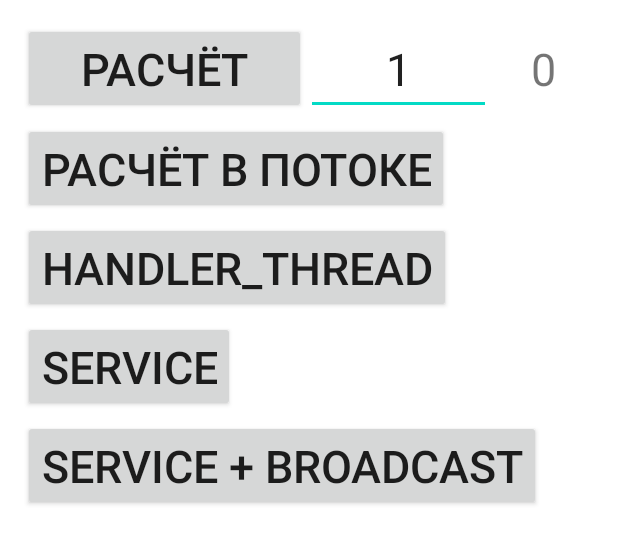
After one commit to danilfs/WeatherApp, an Android app: the layout fragment_thread.xml on its own in the app's theme, with its tools: preview values and no code run, on a phone screen of 412 x 824 dp. The commit adds this screen. Shown: the top 544 px of the screen. Run offline under Robolectric (Android 15) with nearby library versions, the phone set to English and light mode, and no system bars.

Commit message:
Lesson 6 Without FragmentThreadBinding

```diff
--- a/app/src/main/AndroidManifest.xml
+++ b/app/src/main/AndroidManifest.xml
@@ -20,6 +20,12 @@
                 <category android:name="android.intent.category.LAUNCHER" />
             </intent-filter>
         </activity>
+        <receiver android:name=".expiriment.MainBroadCastReceiver"
+            android:exported="true">
+            <intent-filter>
+                <action android:name="android.intent.action.LOCALE_CHANGED" />
+            </intent-filter>
+        </receiver>
     </application>
 
 </manifest>
--- /dev/null
+++ b/app/src/main/res/layout/fragment_thread.xml
@@ -0,0 +1,82 @@
+<?xml version="1.0" encoding="utf-8"?>
+<ScrollView xmlns:android="http://schemas.android.com/apk/res/android"
+    xmlns:tools="http://schemas.android.com/tools"
+    android:layout_width="match_parent"
+    android:layout_height="match_parent">
+
+    <LinearLayout
+        android:id="@+id/mainContainer"
+        android:layout_width="match_parent"
+        android:layout_height="wrap_content"
+        android:orientation="vertical"
+        android:padding="@dimen/margin_15_dp">
+
+        <LinearLayout
+            android:layout_width="match_parent"
+            android:layout_height="wrap_content"
+            android:orientation="horizontal">
+
+            <androidx.appcompat.widget.AppCompatButton
+                android:id="@+id/button"
+                android:layout_width="wrap_content"
+                android:layout_height="wrap_content"
+                android:layout_weight="1"
+                android:text="@string/calculate"
+                android:textSize="@dimen/feels_like_text_size" />
+
+            <androidx.appcompat.widget.AppCompatEditText
+                android:id="@+id/editText"
+                android:layout_width="wrap_content"
+                android:layout_height="wrap_content"
+                android:layout_weight="1"
+                android:ems="2"
+                android:gravity="center_horizontal"
+                android:inputType="number"
+                android:text="@string/default_number"
+                android:textSize="@dimen/feels_like_text_size" />
+
+            <androidx.appcompat.widget.AppCompatTextView
+                android:id="@+id/textView"
+                android:layout_width="wrap_content"
+                android:layout_height="wrap_content"
+                android:layout_weight="1"
+                android:gravity="center_horizontal"
+                android:textSize="@dimen/feels_like_text_size"
+                tools:text="0" />
+        </LinearLayout>
+
+        <androidx.appcompat.widget.AppCompatButton
+            android:id="@+id/calcThreadBtn"
+            android:layout_width="wrap_content"
+            android:layout_height="wrap_content"
+            android:layout_marginTop="@dimen/margin_5_dp"
+            android:text="@string/calc_in_thread"
+            android:textSize="@dimen/feels_like_text_size" />
+
+        <androidx.appcompat.widget.AppCompatButton
+            android:id="@+id/calcThreadHandler"
+            android:layout_width="wrap_content"
+            android:layout_height="wrap_content"
+            android:layout_marginTop="@dimen/margin_5_dp"
+            android:text="@string/handler_thread"
+            android:textSize="@dimen/feels_like_text_size" />
+
+        <androidx.appcompat.widget.AppCompatButton
+            android:id="@+id/serviceButton"
+            android:layout_width="wrap_content"
+            android:layout_height="wrap_content"
+            android:layout_marginTop="@dimen/margin_5_dp"
+            android:text="@string/service"
+            android:textSize="@dimen/feels_like_text_size" />
+
+        <androidx.appcompat.widget.AppCompatButton
+            android:id="@+id/serviceWithBroadcastButton"
+            android:layout_width="wrap_content"
+            android:layout_height="wrap_content"
+            android:layout_marginTop="@dimen/margin_5_dp"
+            android:text="@string/service_broadcast"
+            android:textSize="@dimen/feels_like_text_size" />
+
+
+    </LinearLayout>
+</ScrollView>
--- a/app/src/main/res/values/colors.xml
+++ b/app/src/main/res/values/colors.xml
@@ -8,4 +8,5 @@
     <color name="black">#FF000000</color>
     <color name="white">#FFFFFFFF</color>
     <color name="loadingBackground">#80AA645F</color>
+    <color name="colorPrimary">#816866</color>
 </resources>
--- a/app/src/main/res/values/dimens.xml
+++ b/app/src/main/res/values/dimens.xml
@@ -10,5 +10,6 @@
     <dimen name="recycler_item_text_size">25sp</dimen>
     <dimen name="recycler_item_line_height">1dp</dimen>
     <dimen name="recycler_item_line_margin_end">20dp</dimen>
-
+    <dimen name="main_container_text_size">10sp</dimen>
+    <dimen name="margin_5_dp">5dp</dimen>
 </resources>
--- a/app/src/main/res/values/strings.xml
+++ b/app/src/main/res/values/strings.xml
@@ -5,4 +5,19 @@
     <string name="city_coordinates">lt/ln: %s, %s"</string>
     <string name="error">Ошика</string>
     <string name="reload">ПЕрезагрузить</string>
+
+    <string name="threads">Threads</string>
+    <string name="in_main_thread">В главном потоке</string>
+    <string name="from_thread">Из потока %d</string>
+    <string name="in_thread">Выводим в потоке %s</string>
+    <string name="calculate_in_thread">Считаем в потоке %s</string>
+    <string name="my_handler_thread">My_Handler_Thread</string>
+    <string name="hello_from_thread_fragment">Hello from ThreadsFragment</string>
+    <string name="calculate">Расчёт</string>
+    <string name="default_number">1</string>
+    <string name="calc_in_thread">Расчёт в потоке</string>
+    <string name="handler_thread">Handler_Thread</string>
+    <string name="service">Service</string>
+    <string name="service_broadcast">Service + Broadcast</string>
+
 </resources>
```
Also changed, not shown: app/build.gradle (+8 -8 lines), app/src/main/java/com/example/weatherapp/DetailService.kt (added, +128 -0 lines), app/src/main/java/com/example/weatherapp/MainActivity.kt (+15 -3 lines), app/src/main/java/com/example/weatherapp/experiment/MainBroadcastReceiver.kt (added, +20 -0 lines), app/src/main/java/com/example/weatherapp/experiment/MainService.kt (added, +43 -0 lines), app/src/main/java/com/example/weatherapp/experiment/TestForeground.kt (added, +73 -0 lines), app/src/main/java/com/example/weatherapp/experiment/ThreadFragment.kt (added, +171 -0 lines), app/src/main/java/com/example/weatherapp/view/DetailFragment.kt (+85 -16 lines).
